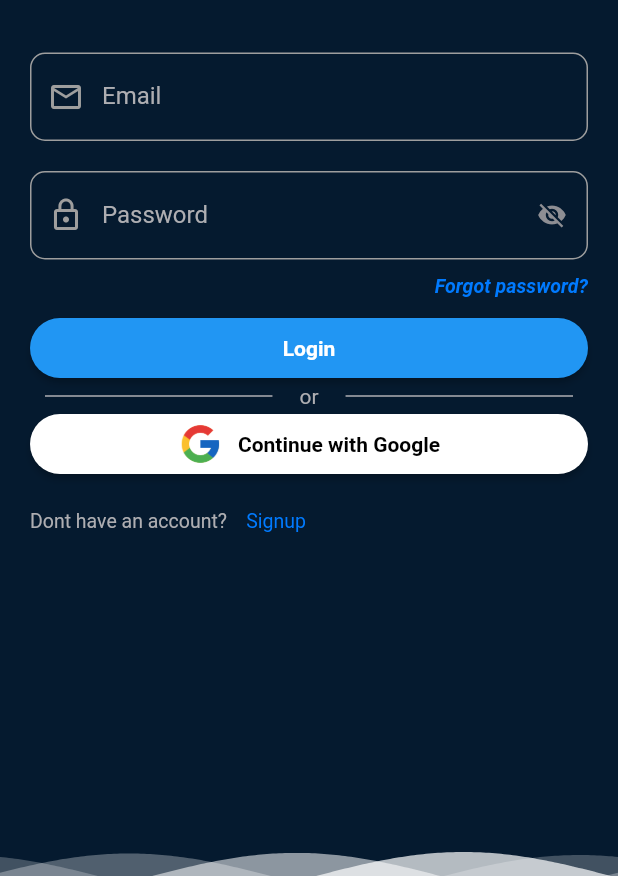
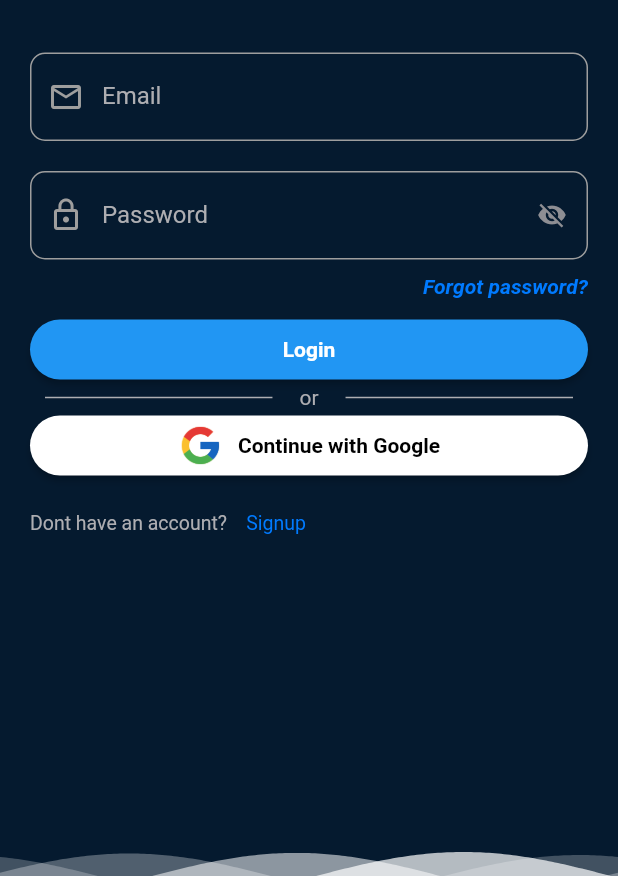
Before and after one commit to RyleZamayla/GitSync_androidApp, a Flutter app: the screen it shows after launch, after a tap on "Login", after a tap on "Continue with Google", on a phone screen of 412 x 824 dp, the part 360-1236 px from its top. Run offline on Flutter 3.47's test engine with Material 2 defaults, Android fonts, the phone set to English and light mode, and no system bars; drawn by our look-alikes of another_flushbar, wave; our stand-ins replace cloud_firestore, firebase_auth, firebase_core, firebase_storage, google_sign_in, image_picker and 1 more; accounts and stored records are empty; project files that could hold a hidden picture were left out.

Commit message:
added minor issues in auth

```diff
--- a/frontend/lib/screens/auth/login_page.dart
+++ b/frontend/lib/screens/auth/login_page.dart
@@ -140,8 +140,8 @@ class _SignInState extends State<LoginPage> {
                       TextSpan(
                           text: 'Forgot password?',
                           style: const TextStyle(
-                              color: CupertinoColors.systemBlue,
-                              fontSize: 13,
+                              color: CupertinoColors.activeBlue,
+                              fontSize: 14,
                               fontWeight: FontWeight.bold,
                               fontStyle: FontStyle.italic
                           ),
--- a/frontend/lib/screens/auth/register_page.dart
+++ b/frontend/lib/screens/auth/register_page.dart
@@ -170,7 +170,7 @@ class _SignUpState extends State<RegisterPage> {
                     if(password == passwordConfirm){
                       _authService.register(email, password),
                       setState(() => isSubmit = true),
-                      Future.delayed(const Duration(seconds: 3),() => setState(() {
+                      Future.delayed(const Duration(seconds: 4),() => setState(() {
                         isSubmit = false;
                         Flushbar(
                           flushbarPosition: FlushbarPosition.TOP,
--- a/frontend/lib/screens/splash_screen.dart
+++ b/frontend/lib/screens/splash_screen.dart
@@ -74,7 +74,7 @@ class _ScreenState extends State<CustomSplashScreen> with TickerProviderStateMix
           ),
           Center(
             child: AnimatedOpacity(
-              opacity: splashLoad? 1.0 : 0.0,
+              opacity: showLabel? 1.0 : 0.0,
               duration: const Duration(seconds: 1),
               child: const Text(
                   'Git-Sync',
--- a/frontend/lib/services/auth.dart
+++ b/frontend/lib/services/auth.dart
@@ -68,8 +68,8 @@ class Authentication {
 
   Future logout() async {
     try {
+      googleSignIn.disconnect();
       await auth.signOut();
-      await googleSignIn.signOut();
       } catch (e) { if (kDebugMode) {
         print(e.toString());
       }
```
